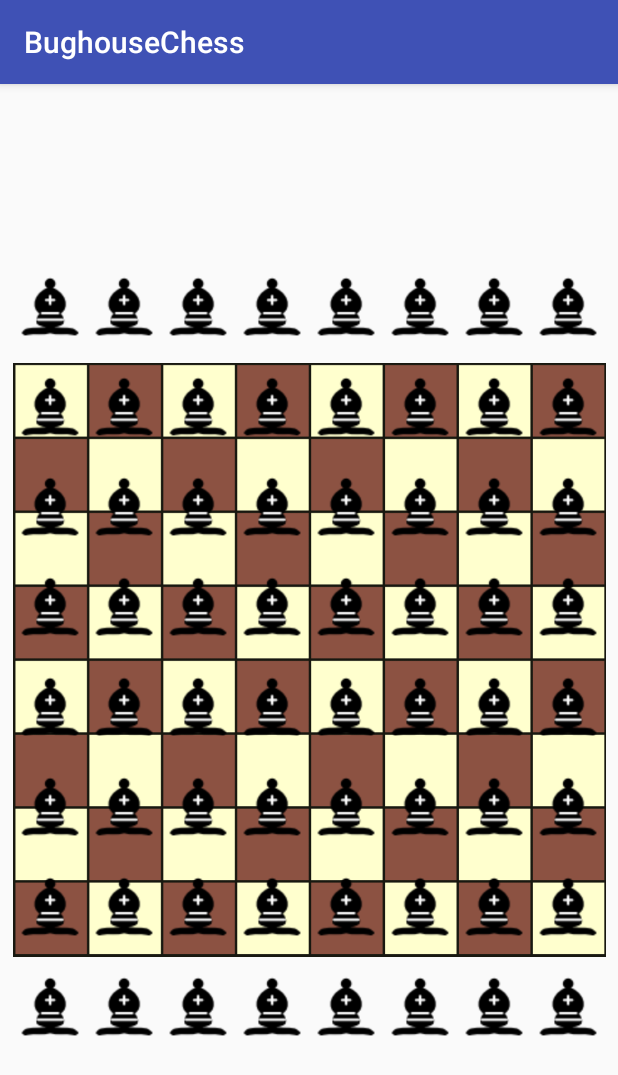
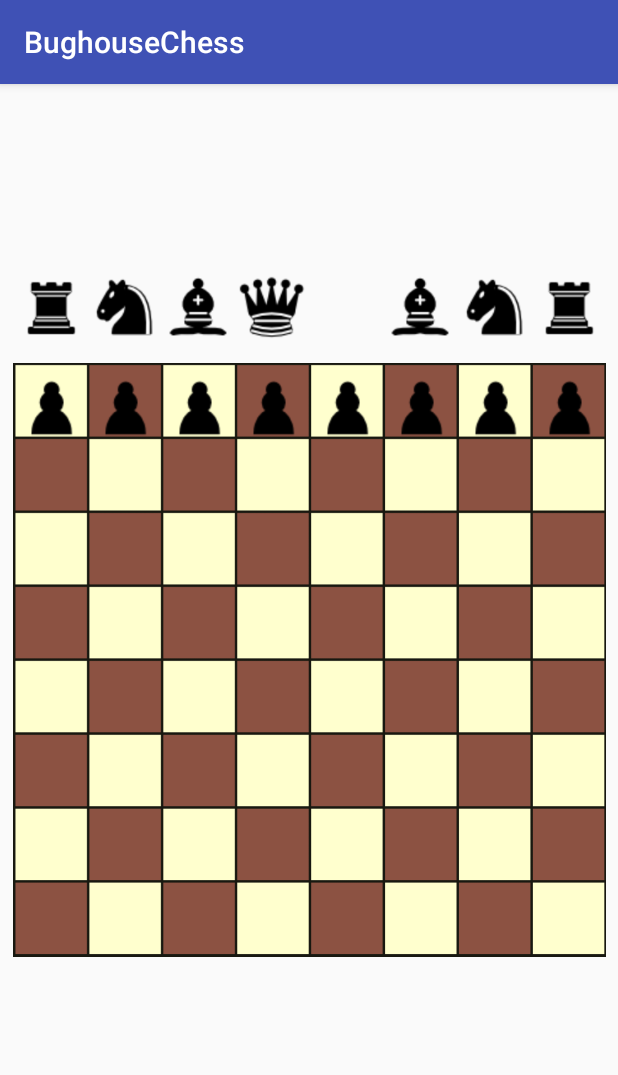
Before and after one commit to mdzirbel/BughouseChess, an Android app: the screen it shows after launch (ChessBoardActivity), on a phone screen of 412 x 824 dp. Shown: the top 1075 px of the screen. Run offline under Robolectric (Android 15) with nearby library versions, the phone set to English and light mode, and no system bars.

Commit message:
Change render board to draw pieces

```diff
--- a/app/src/main/java/com/example/matth/bughousechess/ChessBoardActivity.java
+++ b/app/src/main/java/com/example/matth/bughousechess/ChessBoardActivity.java
@@ -1,5 +1,7 @@
 package com.example.matth.bughousechess;
 
+import android.content.res.Resources;
+import android.graphics.drawable.Drawable;
 import android.support.constraint.ConstraintLayout;
 import android.support.constraint.ConstraintSet;
 import android.support.v4.view.ViewCompat;
@@ -96,17 +98,18 @@ public class ChessBoardActivity extends AppCompatActivity {
     public void displayBoard() {
         // Fill reserve rows, place piece
         ChessPiece[][] currentBoard = board.getBoard();
+
         for (int x = 0; x < 8; x++) {
             for (int y = 0; y < 8; y++) {
-                displayPiece(x, y);
+                if (board.tileHasPiece(x, y)) {
+                    displayPiece(x, y, currentBoard[x][y]);
+                }
             }
         }
-
-
     }
 
     // need method that places a piece on board display piece with coords
-    public void displayPiece(int xPosBoard, int yPosBoard) {
+    public void displayPiece(int xPosBoard, int yPosBoard, ChessPiece chessPiece) {
         DisplayMetrics displayMetrics = new DisplayMetrics();
         getWindowManager().getDefaultDisplay().getMetrics(displayMetrics);
 
@@ -116,7 +119,12 @@ public class ChessBoardActivity extends AppCompatActivity {
         ImageView newPiece = new ImageView(this);
         newPiece.getHeight();
 
-        newPiece.setImageResource(R.drawable.blackbishoppiece);
+        Resources res = getResources();
+        String mDrawableName = chessPiece.getTeam() + chessPiece.getPieceType() + "piece";
+        int resID = res.getIdentifier(mDrawableName , "drawable", getPackageName());
+        newPiece.setImageResource(resID);
+
+
         newPiece.setId(xPosBoard * 10 + yPosBoard);
 
         ConstraintLayout layout = findViewById(R.id.chessboardview);
```
